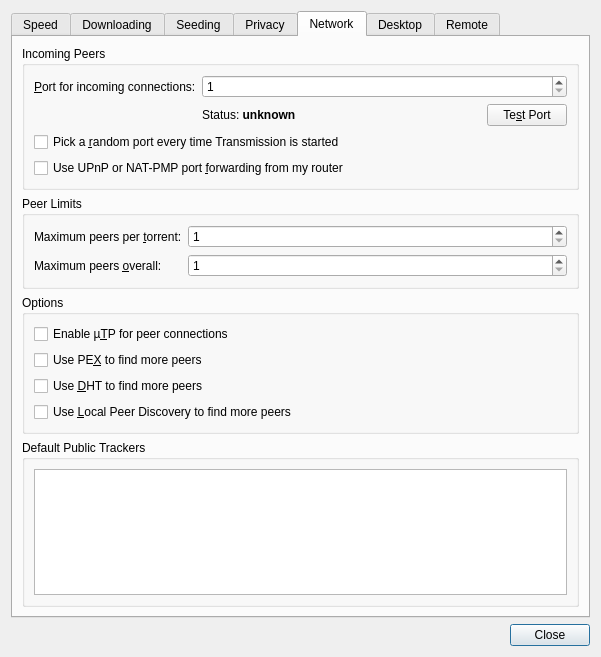
Above: qt/PrefsDialog.ui from transmission/transmission before the change. Below: the same form after it.
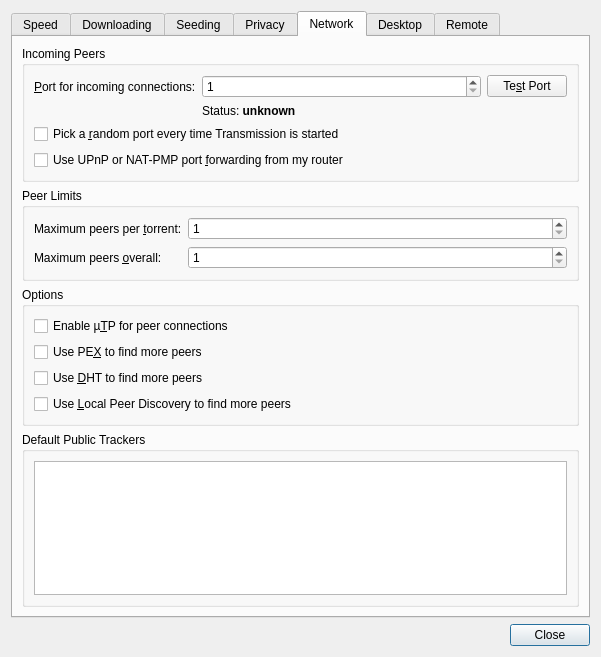
That is the form after the change. The open tabs and pages were chosen to show the change. Icons and pictures are not drawn. Custom widgets are drawn as their Qt base class.

Commit message: feat: move port test button up alongside spin button

What changed in the file:
```diff
--- a/qt/PrefsDialog.ui
+++ b/qt/PrefsDialog.ui
@@ -650,7 +650,7 @@
             </property>
            </widget>
           </item>
-          <item row="0" column="1" colspan="2">
+          <item row="0" column="1">
            <widget class="QSpinBox" name="peerPortSpin">
             <property name="minimum">
              <number>1</number>
@@ -660,14 +660,7 @@
             </property>
            </widget>
           </item>
-          <item row="1" column="1">
-           <widget class="QLabel" name="peerPortStatusLabel">
-            <property name="text">
-             <string>Status: &lt;b&gt;unknown&lt;/b&gt;</string>
-            </property>
-           </widget>
-          </item>
-          <item row="1" column="2">
+          <item row="0" column="2">
            <widget class="QPushButton" name="testPeerPortButton">
             <property name="text">
              <string>Te&amp;st Port</string>
@@ -677,6 +670,13 @@
             </property>
            </widget>
           </item>
+          <item row="1" column="1" colspan="2">
+           <widget class="QLabel" name="peerPortStatusLabel">
+            <property name="text">
+             <string>Status: &lt;b&gt;unknown&lt;/b&gt;</string>
+            </property>
+           </widget>
+          </item>
           <item row="2" column="0" colspan="3">
            <widget class="QCheckBox" name="randomPeerPortCheck">
             <property name="text">
```
The commit also changes 2 other files.
